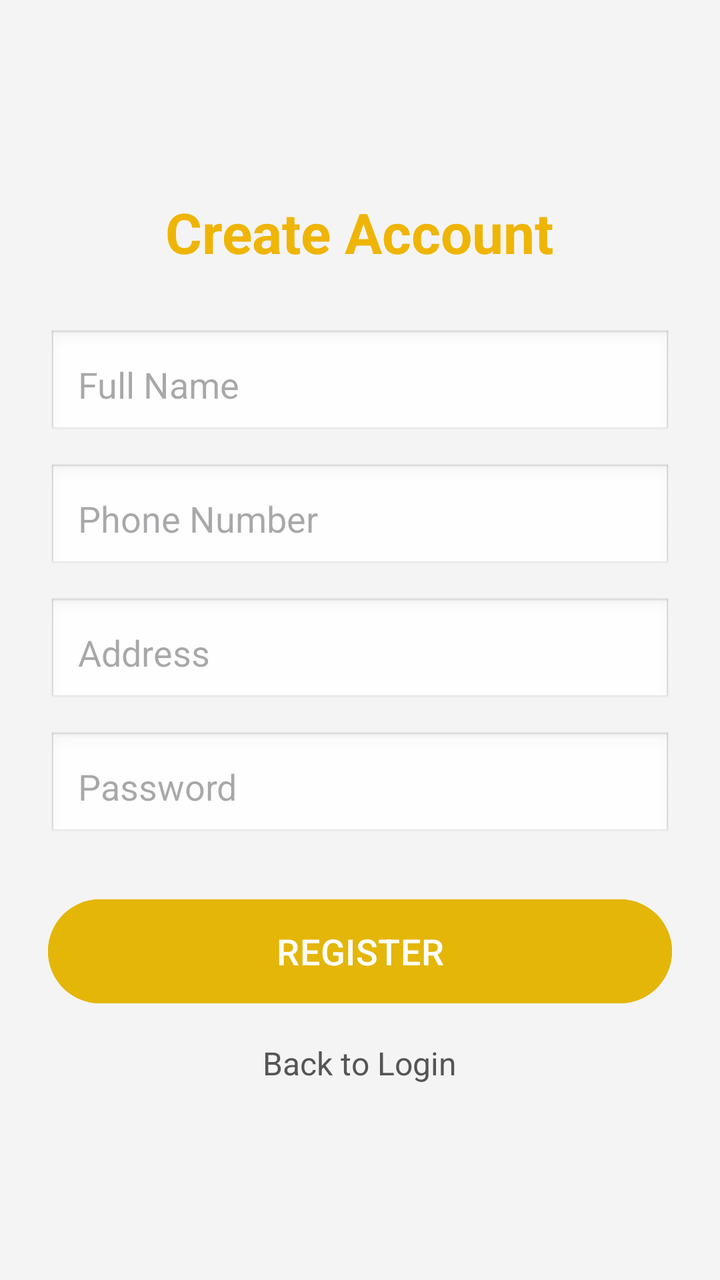
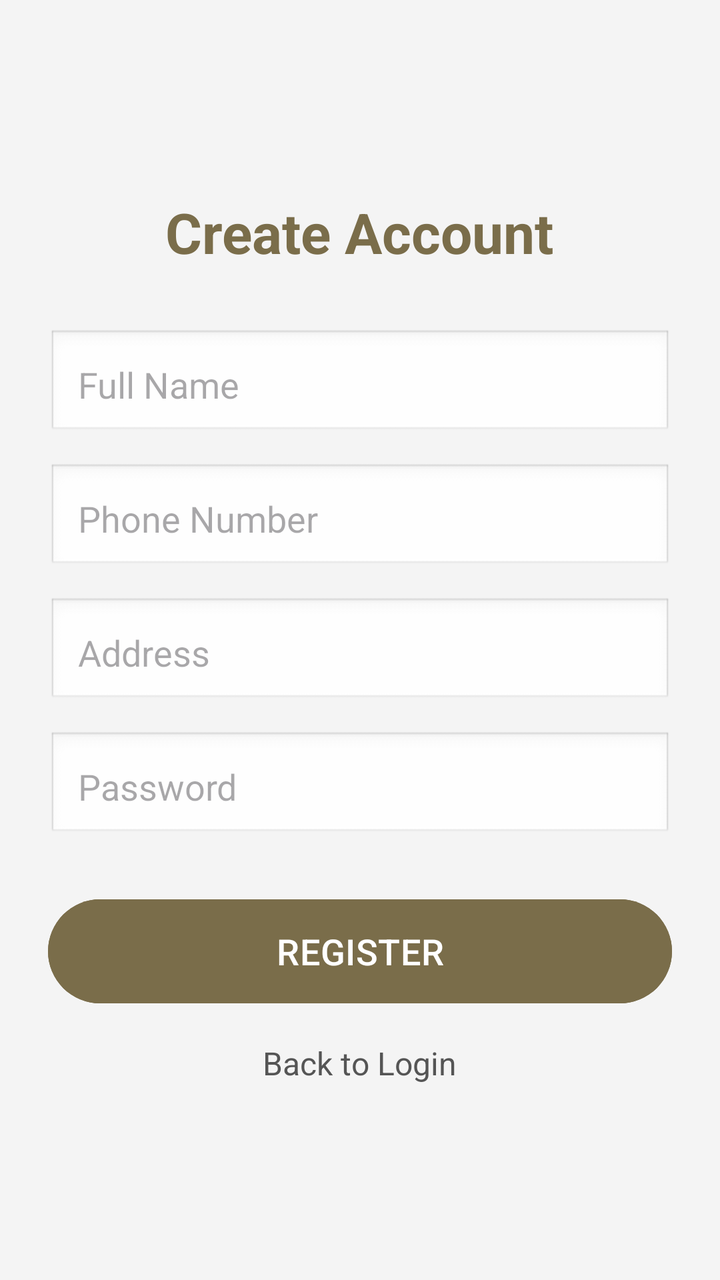

An Android layout rendered at two revisions. The XML below is the earlier revision; the diff shows what the commit changed to produce the second picture.
<!-- AndroidManifest.xml: application theme Theme.LaundryApp -->
<!-- res/layout/activity_register.xml -->
<?xml version="1.0" encoding="utf-8"?>
<LinearLayout xmlns:android="http://schemas.android.com/apk/res/android"
    android:layout_width="match_parent"
    android:layout_height="match_parent"
    android:orientation="vertical"
    android:gravity="center"
    android:padding="24dp"
    android:background="#f4f4f4">

    <TextView
        android:layout_width="wrap_content"
        android:layout_height="wrap_content"
        android:text="Create Account"
        android:textSize="28sp"
        android:textStyle="bold"
        android:textColor="#EFB506"
        android:layout_marginBottom="30dp"/>

    <EditText
        android:id="@+id/etRegName"
        android:layout_width="match_parent"
        android:layout_height="55dp"
        android:hint="Full Name"
        android:inputType="textPersonName"
        android:background="@android:drawable/edit_text"
        android:padding="15dp"
        android:layout_marginBottom="12dp"/>

    <EditText
        android:id="@+id/etRegPhone"
        android:layout_width="match_parent"
        android:layout_height="55dp"
        android:hint="Phone Number"
        android:inputType="text"
        android:background="@android:drawable/edit_text"
        android:padding="15dp"
        android:layout_marginBottom="12dp"/>

    <EditText
        android:id="@+id/etRegAddress"
        android:layout_width="match_parent"
        android:layout_height="55dp"
        android:layout_marginBottom="12dp"
        android:background="@android:drawable/edit_text"
        android:hint="Address"
        android:inputType="textPostalAddress"
        android:padding="15dp" />

    <EditText
        android:id="@+id/etRegPassword"
        android:layout_width="match_parent"
        android:layout_height="55dp"
        android:hint="Password"
        android:inputType="textPassword"
        android:background="@android:drawable/edit_text"
        android:padding="15dp"
        android:layout_marginBottom="25dp"/>

    <Button
        android:id="@+id/btnRegister"
        android:layout_width="match_parent"
        android:layout_height="60dp"
        android:text="REGISTER"
        android:textSize="18sp"
        android:backgroundTint="#E4B608"
        android:textColor="#ffffff"
        android:layout_marginBottom="15dp"/>

    <TextView
        android:id="@+id/tvLoginLink"
        android:layout_width="wrap_content"
        android:layout_height="wrap_content"
        android:text="Back to Login"
        android:textColor="#555555"
        android:textSize="16sp"/>

</LinearLayout>
<!-- resources referenced by this layout -->
<resources>
  <style name="Theme.LaundryApp" parent="Base.Theme.LaundryApp" />
  <style name="Base.Theme.LaundryApp" parent="Theme.Material3.DayNight.NoActionBar">
          
          
      </style>
</resources>

<!-- the commit's change to res/layout/activity_register.xml (unified diff, before → after) -->
@@ -10,11 +10,11 @@
     <TextView
         android:layout_width="wrap_content"
         android:layout_height="wrap_content"
+        android:layout_marginBottom="30dp"
         android:text="Create Account"
+        android:textColor="#7A6D4A"
         android:textSize="28sp"
-        android:textStyle="bold"
-        android:textColor="#EFB506"
-        android:layout_marginBottom="30dp"/>
+        android:textStyle="bold" />
 
     <EditText
         android:id="@+id/etRegName"
@@ -60,11 +60,11 @@
         android:id="@+id/btnRegister"
         android:layout_width="match_parent"
         android:layout_height="60dp"
+        android:layout_marginBottom="15dp"
+        android:backgroundTint="#7A6D4A"
         android:text="REGISTER"
-        android:textSize="18sp"
-        android:backgroundTint="#E4B608"
         android:textColor="#ffffff"
-        android:layout_marginBottom="15dp"/>
+        android:textSize="18sp" />
 
     <TextView
         android:id="@+id/tvLoginLink"
